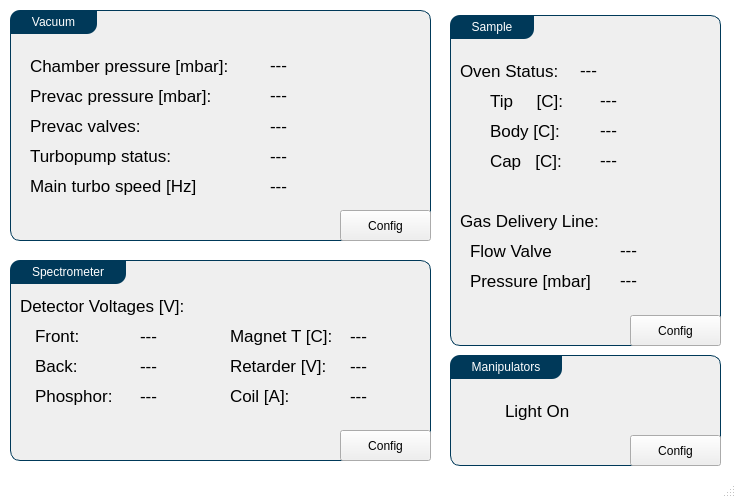
This is Utils/ursapqConsoleResources/main.ui in pnjun/UrsaPQ-Manager as Qt 5 draws it before an edit. The edited form follows.
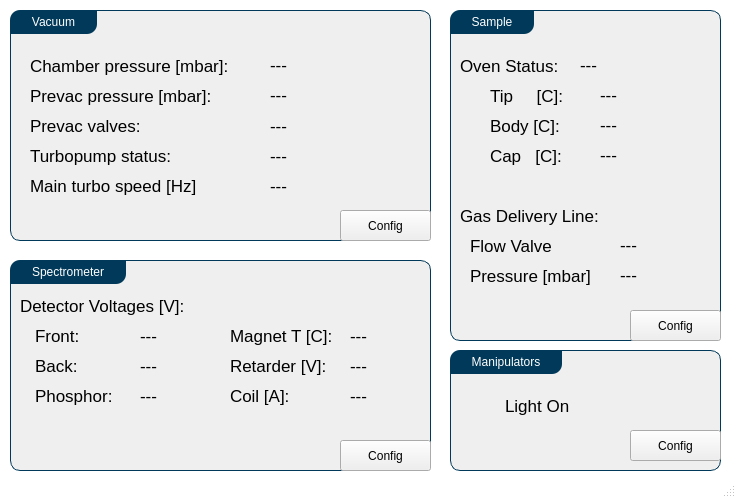
This is the edited form.

The edit to the form file:
```diff
--- a/Utils/ursapqConsoleResources/main.ui
+++ b/Utils/ursapqConsoleResources/main.ui
@@ -259,7 +259,7 @@
       <x>10</x>
       <y>260</y>
       <width>421</width>
-      <height>201</height>
+      <height>211</height>
      </rect>
     </property>
     <property name="title">
@@ -282,7 +282,7 @@
      <property name="geometry">
       <rect>
        <x>330</x>
-       <y>170</y>
+       <y>180</y>
        <width>91</width>
        <height>31</height>
       </rect>
@@ -485,7 +485,7 @@
     <property name="geometry">
      <rect>
       <x>450</x>
-      <y>15</y>
+      <y>10</y>
       <width>271</width>
       <height>331</height>
      </rect>
@@ -693,9 +693,9 @@
     <property name="geometry">
      <rect>
       <x>450</x>
-      <y>355</y>
+      <y>350</y>
       <width>271</width>
-      <height>111</height>
+      <height>121</height>
      </rect>
     </property>
     <property name="title">
```
Left out of the diff: 2 changed lines with no effect on the pictures.
